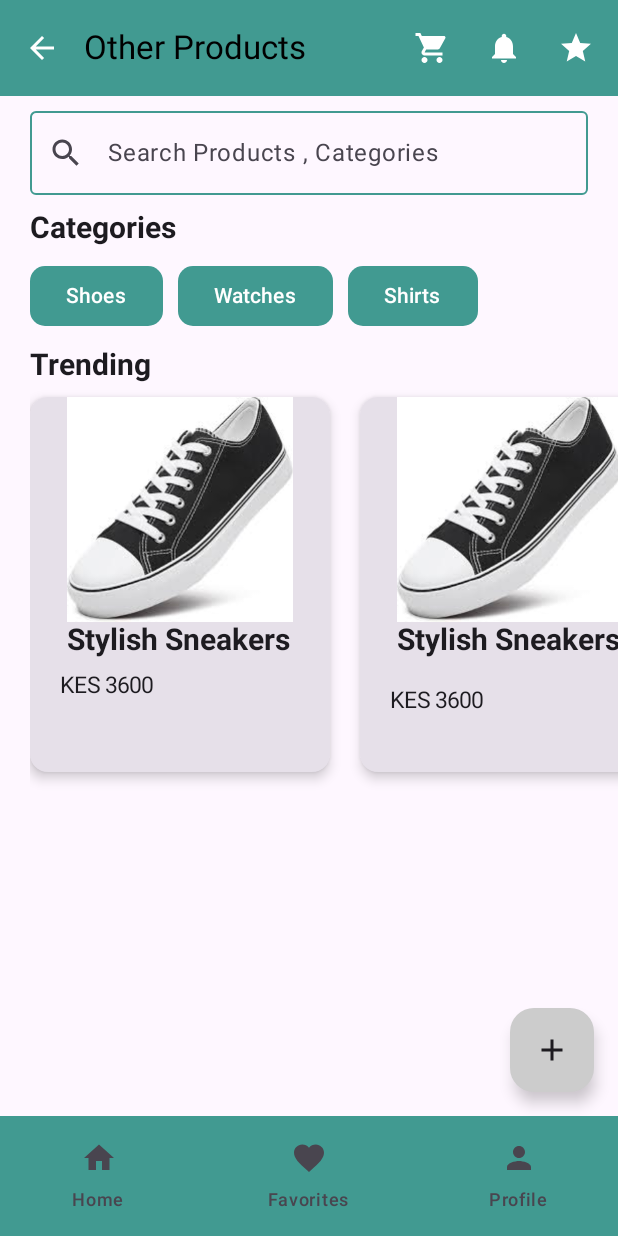
After one commit to wtraceyy/Swaggy, an Android app built with Jetpack Compose: the DetailScreen screen opened through its navigation route, on a phone screen of 412 x 824 dp. The commit adds this screen. Run offline under Robolectric (Android 15) with nearby library versions, the phone set to English and light mode, and no system bars.

Commit message:
two commit

```diff
--- a/app/src/main/java/com/navigation/AppNavHost.kt
+++ b/app/src/main/java/com/navigation/AppNavHost.kt
@@ -9,8 +9,10 @@ import androidx.navigation.compose.rememberNavController
 import com.tracey.swaggy.ui.screens.about.AboutScreen
 import com.tracey.swaggy.ui.screens.category.CategoryScreen
 import com.tracey.swaggy.ui.screens.contact.ContactScreen
+import com.tracey.swaggy.ui.screens.detail.DetailScreen
 import com.tracey.swaggy.ui.screens.home.HomeScreen
 import com.tracey.swaggy.ui.screens.item.ItemScreen
+import com.tracey.swaggy.ui.screens.scaffold.ScaffoldScreen
 import com.tracey.swaggy.ui.screens.splash.SplashScreen
 
 @Composable
@@ -43,6 +45,12 @@ fun AppNavHost(
         composable(ROUT_SPLASH) {
             SplashScreen(navController)
         }
+        composable(ROUT_SCAFFOLD) {
+            ScaffoldScreen(navController)
+        }
+        composable(ROUT_DETAIL) {
+            DetailScreen(navController)
+        }
 
 
 
--- a/app/src/main/java/com/navigation/Routes.kt
+++ b/app/src/main/java/com/navigation/Routes.kt
@@ -6,3 +6,5 @@ const val ROUT_CONTACT = "contact"
 const val ROUT_ITEM = "item"
 const val ROUT_CATEGORY = "category"
 const val ROUT_SPLASH = "splash"
+const val ROUT_SCAFFOLD = "scaffold"
+const val ROUT_DETAIL = "detail"
--- a/app/src/main/java/com/tracey/swaggy/ui/screens/category/CategoryScreen.kt
+++ b/app/src/main/java/com/tracey/swaggy/ui/screens/category/CategoryScreen.kt
@@ -39,6 +39,7 @@ import androidx.compose.ui.unit.dp
 import androidx.compose.ui.unit.sp
 import androidx.navigation.NavController
 import androidx.navigation.compose.rememberNavController
+import com.navigation.ROUT_DETAIL
 import com.tracey.swaggy.R
 import com.tracey.swaggy.ui.theme.Newyellow
 import com.tracey.swaggy.ui.theme.Teal
@@ -201,7 +202,9 @@ fun CategoryScreen(navController: NavController){
         Spacer(modifier = Modifier.height(20.dp))
 
         Button(
-            onClick ={},
+            onClick ={
+                navController.navigate(ROUT_DETAIL)
+            },
             colors = ButtonDefaults.buttonColors(Teal),
             shape = CircleShape,
             modifier = Modifier.padding(start = 100.dp, end = 40.dp),
--- /dev/null
+++ b/app/src/main/java/com/tracey/swaggy/ui/screens/detail/DetailScreen.kt
@@ -0,0 +1,416 @@
+package com.tracey.swaggy.ui.screens.detail
+
+import androidx.compose.foundation.Image
+import androidx.compose.foundation.horizontalScroll
+import androidx.compose.foundation.layout.Column
+import androidx.compose.foundation.layout.Row
+import androidx.compose.foundation.layout.Spacer
+import androidx.compose.foundation.layout.fillMaxSize
+import androidx.compose.foundation.layout.fillMaxWidth
+import androidx.compose.foundation.layout.height
+import androidx.compose.foundation.layout.padding
+import androidx.compose.foundation.layout.size
+import androidx.compose.foundation.layout.width
+import androidx.compose.foundation.rememberScrollState
+import androidx.compose.foundation.shape.RoundedCornerShape
+import androidx.compose.material.icons.Icons
+import androidx.compose.material.icons.filled.Add
+import androidx.compose.material.icons.filled.ArrowBack
+import androidx.compose.material.icons.filled.Favorite
+import androidx.compose.material.icons.filled.Home
+import androidx.compose.material.icons.filled.Notifications
+import androidx.compose.material.icons.filled.Person
+import androidx.compose.material.icons.filled.Search
+import androidx.compose.material.icons.filled.ShoppingCart
+import androidx.compose.material.icons.filled.Star
+import androidx.compose.material3.Button
+import androidx.compose.material3.ButtonDefaults
+import androidx.compose.material3.Card
+import androidx.compose.material3.CardDefaults
+import androidx.compose.material3.ExperimentalMaterial3Api
+import androidx.compose.material3.FloatingActionButton
+import androidx.compose.material3.Icon
+import androidx.compose.material3.IconButton
+import androidx.compose.material3.NavigationBar
+import androidx.compose.material3.NavigationBarItem
+import androidx.compose.material3.OutlinedTextField
+import androidx.compose.material3.OutlinedTextFieldDefaults
+import androidx.compose.material3.Scaffold
+import androidx.compose.material3.Text
+import androidx.compose.material3.TopAppBar
+import androidx.compose.material3.TopAppBarDefaults
+import androidx.compose.runtime.Composable
+import androidx.compose.runtime.getValue
+import androidx.compose.runtime.mutableStateOf
+import androidx.compose.runtime.remember
+import androidx.compose.runtime.setValue
+import androidx.compose.ui.Modifier
+import androidx.compose.ui.graphics.Color
+import androidx.compose.ui.graphics.RectangleShape
+import androidx.compose.ui.res.painterResource
+import androidx.compose.ui.text.font.FontWeight
+import androidx.compose.ui.text.style.TextAlign
+import androidx.compose.ui.tooling.preview.Preview
+import androidx.compose.ui.unit.dp
+import androidx.compose.ui.unit.sp
+import androidx.navigation.NavController
+import androidx.navigation.compose.rememberNavController
+import com.navigation.ROUT_ITEM
+import com.tracey.swaggy.R
+import com.tracey.swaggy.ui.theme.Newyellow
+import com.tracey.swaggy.ui.theme.Teal
+
+@OptIn(ExperimentalMaterial3Api::class)
+@Composable
+fun DetailScreen(navController: NavController){
+
+    Scaffold(
+        //TopBar
+        topBar = {
+            TopAppBar(
+                title = { Text("Other Products") },
+                navigationIcon = {
+                    IconButton(onClick = {
+                        /* Handle back/nav */navController.navigate(ROUT_ITEM)
+                    }) {
+                        Icon(Icons.Default.ArrowBack, contentDescription = "Back")
+                    }
+                },
+                colors = TopAppBarDefaults.topAppBarColors(
+                    containerColor = Teal,
+                    titleContentColor = androidx.compose.ui.graphics.Color.Black,
+                    navigationIconContentColor = androidx.compose.ui.graphics.Color.White,
+                    actionIconContentColor = Color.White
+                ),
+                actions = {
+                    IconButton(onClick = {}) {
+                        Icon(
+                            imageVector = Icons.Default.ShoppingCart,
+                            contentDescription = "cart"
+                        )
+                    }
+                    IconButton(onClick = {}) {
+                        Icon(
+                            imageVector = Icons.Default.Notifications,
+                            contentDescription = "notification"
+                        )
+                    }
+                    IconButton(onClick = {}) {
+                        Icon(
+                            imageVector = Icons.Default.Star,
+                            contentDescription = "star"
+                        )
+                    }
+                }
+            )
+
+        },
+
+        //BottomBar
+        bottomBar = {
+            NavigationBar(
+                containerColor = Teal
+            ){
+                var selectedIndex = null
+                NavigationBarItem(
+                    icon = { Icon(Icons.Default.Home, contentDescription = "Home") },
+                    label = { Text("Home") },
+                    selected = selectedIndex == 0,
+                    onClick = { selectedIndex == 0
+                        //navController.navigate(ROUT_HOME)
+                    }
+                )
+                NavigationBarItem(
+                    icon = { Icon(Icons.Default.Favorite, contentDescription = "Favorites") },
+                    label = { Text("Favorites") },
+                    selected = selectedIndex == 1,
+                    onClick = { selectedIndex == 1
+                        // navController.navigate(ROUT_HOME)
+                    }
+                )
+                NavigationBarItem(
+                    icon = { Icon(Icons.Default.Person, contentDescription = "Profile") },
+                    label = { Text("Profile") },
+                    selected = selectedIndex == 2,
+                    onClick = { selectedIndex == 2
+                        //  navController.navigate(ROUT_HOME)
+                    }
+                )
+
+            }
+        },
+
+        //FloatingActionButton
+        floatingActionButton = {
+            FloatingActionButton(
+                onClick = { /* Add action */ },
+                containerColor = androidx.compose.ui.graphics.Color.LightGray
+            ) {
+                Icon(Icons.Default.Add, contentDescription = "Add")
+            }
+        },
+        content = { paddingValues ->
+            Column(
+                modifier = Modifier
+                    .padding(paddingValues)
+                    .fillMaxSize()
+            ) {
+
+
+                //Main Contents of the page
+
+                Spacer(modifier = Modifier.height(10.dp))
+
+                //Search bar
+                var search by remember { mutableStateOf("") }
+                OutlinedTextField(
+                    value = search,
+                    onValueChange = {search = it},
+                    modifier = Modifier.fillMaxWidth().padding(start = 20.dp , end = 20.dp),
+                    leadingIcon = { Icon(imageVector = Icons.Default.Search, contentDescription = "search") },
+                    placeholder = { Text(text = "Search Products , Categories ") },
+                    colors = OutlinedTextFieldDefaults.colors(
+                        unfocusedBorderColor = Teal,
+                        focusedBorderColor = Color.Blue
+                    )
+                )
+
+
+                //End of search bar
+                Spacer(modifier = Modifier.height(10.dp))
+
+                Text(
+                    text = "Categories ",
+                    fontSize = 20.sp,
+                    fontWeight = FontWeight.Bold,
+                    modifier = Modifier.padding(start = 20.dp)
+
+                )
+                Spacer(modifier = Modifier.height(10.dp))
+
+                //row
+                Row(
+                    modifier = Modifier.padding(start = 20.dp)
+
+                ) {
+                    Button(
+                        onClick ={},
+                        colors = ButtonDefaults.buttonColors(Teal),
+                        shape = RoundedCornerShape(10.dp)
+
+                    ) {
+                        Text(text = "Shoes")
+                    }
+
+                    Spacer(modifier = Modifier.width(10.dp))
+
+                    Button(
+                        onClick ={},
+                        colors = ButtonDefaults.buttonColors(Teal),
+                        shape = RoundedCornerShape(10.dp)
+
+                    ) {
+                        Text(text = "Watches")
+                    }
+
+                    Spacer(modifier = Modifier.width(10.dp))
+
+
+                    Button(
+                        onClick ={},
+                        colors = ButtonDefaults.buttonColors(Teal),
+                        shape = RoundedCornerShape(10.dp)
+
+                    ) {
+                        Text(text = "Shirts")
+                    }
+
+
+                }
+
+                //end of row
+                Spacer(modifier = Modifier.height(10.dp))
+
+                Text(
+                    text = "Trending ",
+                    fontSize = 20.sp,
+                    fontWeight = FontWeight.Bold,
+                    modifier = Modifier.padding(start = 20.dp)
+
+                )
+                Spacer(modifier = Modifier.height(10.dp))
+
+                //row
+                Row(
+                    modifier = Modifier
+                        .padding(start = 20.dp)
+                        .horizontalScroll(rememberScrollState())
+
+                ) {
+                    //card
+                    Card(onClick = {},
+                        modifier = Modifier.width(200.dp).height(250.dp),
+                        elevation = CardDefaults.elevatedCardElevation(5.dp),
+                        //colors = CardDefaults.cardColors(Teal)
+                    ) {
+                        Column(
+
+                        ) {
+                            Image(
+                                painter = painterResource(R.drawable.shoes),
+                                contentDescription = "shoe",
+                                modifier = Modifier.fillMaxWidth().height(150.dp),
+                            )
+
+                            Text(
+                                text = " Stylish Sneakers ",
+                                fontSize = 20.sp,
+                                fontWeight = FontWeight.Bold,
+                                modifier = Modifier.padding(start = 20.dp)
+
+                            )
+                            Spacer(modifier = Modifier.height(10.dp))
+
+
+                            Text(
+                                text = "KES 3600 ",
+                                fontSize = 15.sp,
+                                modifier = Modifier.padding(start = 20.dp)
+
+                            )
+
+
+
+
+                        }
+
+
+                    }
+
+
+                    //end of card
+                    Spacer(modifier = Modifier.width(20.dp))
+
+                    //card
+                    Card(onClick = {},
+                        modifier = Modifier.width(200.dp).height(250.dp),
+                        elevation = CardDefaults.elevatedCardElevation(5.dp),
+                        //colors = CardDefaults.cardColors(Teal)
+                    ) {
+                        Column(
+
+                        ) {
+                            Image(
+                                painter = painterResource(R.drawable.shoes),
+                                contentDescription = "shoe",
+                                modifier = Modifier.fillMaxWidth().height(150.dp),
+                            )
+
+                            Text(
+                                text = " Stylish Sneakers ",
+                                fontSize = 20.sp,
+                                fontWeight = FontWeight.Bold,
+                                modifier = Modifier.padding(start = 20.dp)
+
+                            )
+                            Spacer(modifier = Modifier.height(20.dp))
+
+
+                            Text(
+                                text = "KES 3600 ",
+                                fontSize = 15.sp,
+                                modifier = Modifier.padding(start = 20.dp)
+
+                            )
+
+
+
+
+                        }
+
+
+                    }
+
+
+                    //end of card
+                    Spacer(modifier = Modifier.width(10.dp))
+
+                    //card
+                    Card(onClick = {},
+                        modifier = Modifier.width(200.dp).height(250.dp),
+                        elevation = CardDefaults.elevatedCardElevation(5.dp),
+                        //colors = CardDefaults.cardColors(Teal)
+                    ) {
+                        Column(
+
+                        ) {
+                            Image(
+                                painter = painterResource(R.drawable.shoes),
+                                contentDescription = "shoe",
+                                modifier = Modifier.fillMaxWidth().height(150.dp),
+                            )
+
+                            Text(
+                                text = " Stylish Sneakers ",
+                                fontSize = 20.sp,
+                                fontWeight = FontWeight.Bold,
+                                modifier = Modifier.padding(start = 20.dp)
+
+                            )
+                            Spacer(modifier = Modifier.height(10.dp))
+
+
+                            Text(
+                                text = "KES 3600 ",
+                                fontSize = 15.sp,
+                                modifier = Modifier.padding(start = 20.dp)
+
+                            )
+
+
+
+
+                        }
+
+
+                    }
+
+
+                    //end of card
+
+
+
+
+
+
+
+
+                }
+                //end of row
+
+
+
+
+
+
+
+
+
+
+
+
+            }
+        }
+    )
+
+    //End of scaffold
+
+
+
+}
+
+@Preview
+@Composable
+fun DetailScreenPreview() {
+    DetailScreen(rememberNavController())
+}
--- a/app/src/main/java/com/tracey/swaggy/ui/screens/item/ItemScreen.kt
+++ b/app/src/main/java/com/tracey/swaggy/ui/screens/item/ItemScreen.kt
@@ -13,6 +13,7 @@ import androidx.compose.foundation.layout.width
 import androidx.compose.foundation.rememberScrollState
 import androidx.compose.foundation.verticalScroll
 import androidx.compose.material.icons.Icons
+import androidx.compose.material.icons.filled.ArrowForward
 import androidx.compose.material.icons.filled.Menu
 import androidx.compose.material.icons.filled.Notifications
 import androidx.compose.material.icons.filled.Search
@@ -48,6 +49,7 @@ import androidx.compose.ui.unit.dp
 import androidx.compose.ui.unit.sp
 import androidx.navigation.NavController
 import androidx.navigation.compose.rememberNavController
+import com.navigation.ROUT_CATEGORY
 import com.tracey.swaggy.R
 import com.tracey.swaggy.ui.theme.Newyellow
 import com.tracey.swaggy.ui.theme.Purplee
@@ -91,10 +93,12 @@ fun ItemScreen(navController: NavController){
                         contentDescription = "notification"
                     )
                 }
-                IconButton(onClick = {}) {
+                IconButton(onClick = {
+                    navController.navigate(ROUT_CATEGORY)
+                }) {
                     Icon(
-                        imageVector = Icons.Default.Star,
-                        contentDescription = "star"
+                        imageVector = Icons.Default.ArrowForward,
+                        contentDescription = "arrow"
                     )
                 }
             }
--- /dev/null
+++ b/app/src/main/java/com/tracey/swaggy/ui/screens/scaffold/ScaffoldScreen.kt
@@ -0,0 +1,146 @@
+package com.tracey.swaggy.ui.screens.scaffold
+
+import androidx.compose.foundation.layout.Column
+import androidx.compose.foundation.layout.Spacer
+import androidx.compose.foundation.layout.fillMaxSize
+import androidx.compose.foundation.layout.height
+import androidx.compose.foundation.layout.padding
+import androidx.compose.material.icons.Icons
+import androidx.compose.material.icons.filled.Add
+import androidx.compose.material.icons.filled.ArrowBack
+import androidx.compose.material.icons.filled.Favorite
+import androidx.compose.material.icons.filled.Home
+import androidx.compose.material.icons.filled.Person
+import androidx.compose.material3.ExperimentalMaterial3Api
+import androidx.compose.material3.FloatingActionButton
+import androidx.compose.material3.Icon
+import androidx.compose.material3.IconButton
+import androidx.compose.material3.NavigationBar
+import androidx.compose.material3.NavigationBarItem
+import androidx.compose.material3.Scaffold
+import androidx.compose.material3.Text
+import androidx.compose.material3.TopAppBar
+import androidx.compose.material3.TopAppBarDefaults
+import androidx.compose.runtime.Composable
+import androidx.compose.runtime.getValue
+import androidx.compose.runtime.mutableStateOf
+import androidx.compose.runtime.remember
+import androidx.compose.runtime.setValue
+import androidx.compose.ui.Modifier
+import androidx.compose.ui.tooling.preview.Preview
+import androidx.compose.ui.unit.dp
+import androidx.compose.ui.unit.sp
+import androidx.navigation.NavController
+import androidx.navigation.compose.rememberNavController
+import com.navigation.ROUT_ITEM
+import com.tracey.swaggy.ui.theme.Teal
+
+@OptIn(ExperimentalMaterial3Api::class)
+@Composable
+fun ScaffoldScreen(navController: NavController){
+
+    //Scaffold
+
+    var selectedIndex by remember { mutableStateOf(0) }
+
+    Scaffold(
+        //TopBar
+        topBar = {
+            TopAppBar(
+                title = { Text("DETAILS") },
+                navigationIcon = {
+                    IconButton(onClick = {
+                    /* Handle back/nav */navController.navigate(ROUT_ITEM)
+                    }) {
+                        Icon(Icons.Default.ArrowBack, contentDescription = "Back")
+                    }
+                },
+                colors = TopAppBarDefaults.topAppBarColors(
+                    containerColor = Teal,
+                    titleContentColor = androidx.compose.ui.graphics.Color.Black,
+                    navigationIconContentColor = androidx.compose.ui.graphics.Color.White
+                )
+            )
+        },
+
+        //BottomBar
+        bottomBar = {
+            NavigationBar(
+                containerColor = Teal
+            ){
+                NavigationBarItem(
+                    icon = { Icon(Icons.Default.Home, contentDescription = "Home") },
+                    label = { Text("Home") },
+                    selected = selectedIndex == 0,
+                    onClick = { selectedIndex = 0
+                        //navController.navigate(ROUT_HOME)
+                    }
+                )
+                NavigationBarItem(
+                    icon = { Icon(Icons.Default.Favorite, contentDescription = "Favorites") },
+                    label = { Text("Favorites") },
+                    selected = selectedIndex == 1,
+                    onClick = { selectedIndex = 1
+                        // navController.navigate(ROUT_HOME)
+                    }
+                )
+                NavigationBarItem(
+                    icon = { Icon(Icons.Default.Person, contentDescription = "Profile") },
+                    label = { Text("Profile") },
+                    selected = selectedIndex == 2,
+                    onClick = { selectedIndex = 2
+                        //  navController.navigate(ROUT_HOME)
+                    }
+                )
+
+            }
+        },
+
+        //FloatingActionButton
+        floatingActionButton = {
+            FloatingActionButton(
+                onClick = { /* Add action */ },
+                containerColor = androidx.compose.ui.graphics.Color.LightGray
+            ) {
+                Icon(Icons.Default.Add, contentDescription = "Add")
+            }
+        },
+        content = { paddingValues ->
+            Column(
+                modifier = Modifier
+                    .padding(paddingValues)
+                    .fillMaxSize()
+            ) {
+
+
+                //Main Contents of the page
+                Text(text = "Welcome to Homescreen Screen", fontSize = 20.sp)
+                Spacer(modifier = Modifier.height(8.dp))
+                Text("This is where the main content goes.")
+
+
+
+
+
+
+
+
+
+
+
+
+            }
+        }
+    )
+
+    //End of scaffold
+
+
+
+}
+
+@Preview
+@Composable
+fun ScaffoldScreenPreview() {
+    ScaffoldScreen(rememberNavController())
+}
```
